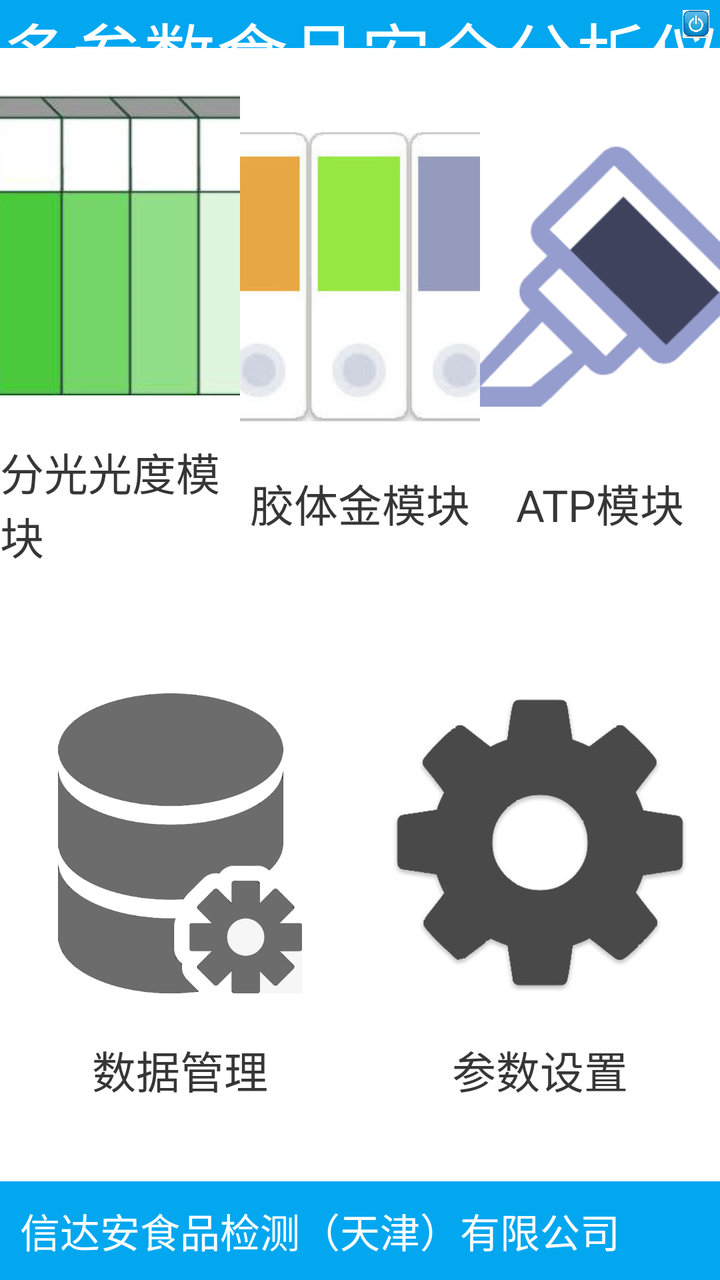
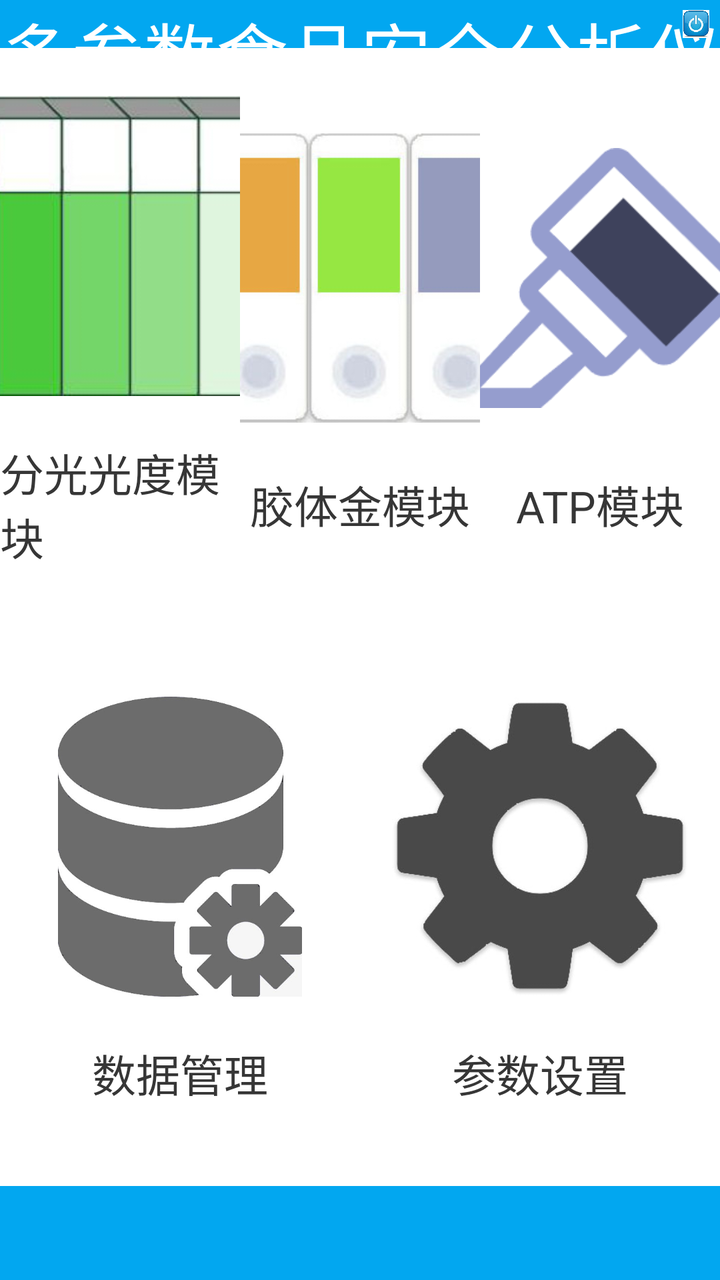

The first picture is an Android layout as it rendered before a commit; the second is the same layout after the commit. The layout source and the unified diff follow.
<!-- AndroidManifest.xml: application theme AppTheme -->
<!-- res/layout/activity_main.xml -->
<?xml version="1.0" encoding="utf-8"?>
<androidx.constraintlayout.widget.ConstraintLayout xmlns:android="http://schemas.android.com/apk/res/android"
    xmlns:app="http://schemas.android.com/apk/res-auto"
    xmlns:tools="http://schemas.android.com/tools"
    android:layout_width="match_parent"
    android:layout_height="match_parent"
    android:background="#FFFFFF"
    android:gravity="center"
    android:orientation="vertical">

    <TextView
        android:id="@+id/tv_title"
        android:layout_width="match_parent"
        android:layout_height="0dp"
        android:layout_weight="1"
        android:background="@color/THEME_COLOR"
        android:gravity="center"
        android:text="@string/app_name"
        android:textColor="@color/white"
        android:textSize="36sp"
        app:layout_constraintDimensionRatio="h,15:1"
        app:layout_constraintTop_toTopOf="parent" />


    <ImageView
        android:id="@+id/btn_open_login"
        android:layout_width="0dp"
        android:layout_height="0dp"
        android:padding="5dp"
        android:src="@drawable/img_exit"
        app:layout_constraintBottom_toBottomOf="@+id/tv_title"
        app:layout_constraintDimensionRatio="w,1:1"
        app:layout_constraintEnd_toEndOf="parent"
        app:layout_constraintTop_toTopOf="@+id/tv_title" />

    <LinearLayout
        android:layout_width="match_parent"
        android:layout_height="0dp"
        android:orientation="vertical"
        app:layout_constraintBottom_toTopOf="@+id/ll_bottom"
        app:layout_constraintTop_toBottomOf="@+id/tv_title">

        <LinearLayout
            android:layout_width="match_parent"
            android:layout_height="0dp"
            android:layout_weight="1"
            android:orientation="horizontal">

            <LinearLayout
                android:id="@+id/btn_open_2"
                android:layout_width="0dp"
                android:layout_height="match_parent"
                android:layout_weight="1"
                android:gravity="center"
                android:orientation="vertical">

                <ImageView
                    android:layout_width="@dimen/wh_size"
                    android:layout_height="@dimen/wh_size"
                    android:src="@drawable/img_fg" />

                <TextView
                    android:id="@+id/tv_fggd_Name"
                    android:layout_width="wrap_content"
                    android:layout_height="wrap_content"
                    android:layout_marginTop="@dimen/distance"
                    android:text="分光光度模块"
                    android:textColor="#363636"
                    android:textSize="@dimen/textSize" />

            </LinearLayout>

            <LinearLayout
                android:id="@+id/btn_open_3"
                android:layout_width="0dp"
                android:layout_height="match_parent"
                android:layout_weight="1"
                android:gravity="center"
                android:orientation="vertical">

                <ImageView
                    android:layout_width="@dimen/wh_size"
                    android:layout_height="@dimen/wh_size"
                    android:src="@drawable/img_jt" />

                <TextView
                    android:id="@+id/tv_jtj_Name"
                    android:layout_width="wrap_content"
                    android:layout_height="wrap_content"
                    android:layout_marginTop="@dimen/distance"
                    android:text="胶体金模块"
                    android:textColor="#363636"
                    android:textSize="@dimen/textSize" />

            </LinearLayout>

            <LinearLayout
                android:id="@+id/btn_open_4"
                android:layout_width="0dp"
                android:layout_height="match_parent"
                android:layout_weight="1"
                android:gravity="center"
                android:orientation="vertical">


                <ImageView
                    android:layout_width="@dimen/wh_size"
                    android:layout_height="@dimen/wh_size"
                    android:src="@drawable/yuan_ygb" />

                <TextView
                    android:id="@+id/tv_apt_Name"
                    android:layout_width="wrap_content"
                    android:layout_height="wrap_content"
                    android:layout_marginTop="@dimen/distance"
                    android:text="ATP模块"
                    android:textColor="#363636"
                    android:textSize="@dimen/textSize" />

            </LinearLayout>


        </LinearLayout>

        <LinearLayout
            android:layout_width="match_parent"
            android:layout_height="0dp"
            android:layout_weight="1"
            android:orientation="horizontal">

            <LinearLayout
                android:id="@+id/ll_sql"
                android:layout_width="0dp"
                android:layout_height="match_parent"
                android:layout_weight="1"
                android:gravity="center"
                android:orientation="vertical">

                <LinearLayout
                    android:layout_width="wrap_content"
                    android:layout_height="wrap_content"
                    android:gravity="center"
                    android:orientation="vertical"
                    android:padding="5dp">

                    <ImageView
                        android:layout_width="@dimen/wh_size"
                        android:layout_height="@dimen/wh_size"
                        android:src="@drawable/img_sql" />

                    <TextView
                        android:layout_width="wrap_content"
                        android:layout_height="wrap_content"
                        android:layout_marginTop="@dimen/distance"
                        android:text="数据管理"
                        android:textColor="#363636"
                        android:textSize="@dimen/textSize" />

                </LinearLayout>

            </LinearLayout>

            <LinearLayout
                android:id="@+id/btn_open_book"
                android:layout_width="0dp"
                android:layout_height="match_parent"
                android:layout_weight="1"
                android:gravity="center"
                android:orientation="vertical"
                android:visibility="gone">

                <ImageView
                    android:layout_width="@dimen/wh_size"
                    android:layout_height="@dimen/wh_size"
                    android:src="@drawable/img_cz" />

                <TextView
                    android:layout_width="wrap_content"
                    android:layout_height="wrap_content"
                    android:layout_marginTop="@dimen/distance"
                    android:text="操作手册"
                    android:textColor="#363636"
                    android:textSize="@dimen/textSize" />

            </LinearLayout>

            <LinearLayout
                android:id="@+id/btn_open_know"
                android:layout_width="0dp"
                android:layout_height="match_parent"
                android:layout_weight="1"
                android:gravity="center"
                android:orientation="vertical"
                android:visibility="gone">

                <ImageView
                    android:layout_width="@dimen/wh_size"
                    android:layout_height="@dimen/wh_size"
                    android:paddingTop="30dp"
                    android:src="@drawable/img_zs" />

                <TextView
                    android:layout_width="wrap_content"
                    android:layout_height="wrap_content"
                    android:layout_marginTop="@dimen/distance"
                    android:text="知识库"
                    android:textColor="#363636"
                    android:textSize="@dimen/textSize" />

            </LinearLayout>

            <LinearLayout
                android:id="@+id/btn_open_setting"
                android:layout_width="0dp"
                android:layout_height="match_parent"
                android:layout_weight="1"
                android:gravity="center"
                android:orientation="vertical">

                <LinearLayout
                    android:layout_width="wrap_content"
                    android:layout_height="wrap_content"
                    android:gravity="center"
                    android:orientation="vertical"
                    android:padding="5dp">

                    <ImageView
                        android:layout_width="@dimen/wh_size"
                        android:layout_height="@dimen/wh_size"
                        android:src="@drawable/img_cs" />

                    <TextView
                        android:layout_width="wrap_content"
                        android:layout_height="wrap_content"
                        android:layout_marginTop="@dimen/distance"
                        android:text="参数设置"
                        android:textColor="#363636"
                        android:textSize="@dimen/textSize" />

                </LinearLayout>

            </LinearLayout>


        </LinearLayout>

    </LinearLayout>

    <LinearLayout
        android:id="@+id/ll_bottom"
        android:layout_width="match_parent"
        android:layout_height="wrap_content"
        android:background="@color/THEME_COLOR"
        android:orientation="horizontal"
        android:padding="10dp"
        app:layout_constraintBottom_toBottomOf="parent">

        <TextView
            android:id="@+id/tv_homeLocation"
            android:layout_width="wrap_content"
            android:layout_height="wrap_content"
            android:gravity="center"
            android:text="信达安食品检测（天津）有限公司"
            android:textColor="@color/white"
            android:textSize="20sp" />

        <TextView
            android:id="@+id/tv_location"
            android:layout_width="match_parent"
            android:layout_height="wrap_content"
            android:gravity="center"
            android:text=""
            android:textColor="@color/white"
            android:textSize="18sp" />
    </LinearLayout>

</androidx.constraintlayout.widget.ConstraintLayout>
<!-- resources referenced by this layout -->
<resources>
  <color name="THEME_COLOR">#02A7F0</color>
  <color name="white">#ffffff</color>
  <dimen name="distance">22dp</dimen>
  <dimen name="textSize">22sp</dimen>
  <dimen name="wh_size">150dp</dimen>
  <!-- drawable img_cs: png bitmap (drawable, 16605 bytes) -->
  <!-- drawable img_cz: jpg bitmap (drawable-xhdpi, 17936 bytes) -->
  <!-- drawable img_exit: jpg bitmap (drawable-xhdpi, 19013 bytes) -->
  <!-- drawable img_fg: jpg bitmap (drawable-xhdpi, 23472 bytes) -->
  <!-- drawable img_jt: jpg bitmap (drawable-xhdpi, 24437 bytes) -->
  <!-- drawable img_sql: png bitmap (drawable, 58969 bytes) -->
  <!-- drawable img_zs: jpg bitmap (drawable-xhdpi, 35332 bytes) -->
  <!-- drawable yuan_ygb: png bitmap (drawable-xhdpi, 6891 bytes) -->
  <string name="app_name">多参数食品安全分析仪</string>
  <style name="AppTheme" parent="Theme.AppCompat.Light.DarkActionBar">
          
          <item name="android:windowNoTitle">true</item>
          <item name="android:windowFullscreen">true</item>
      </style>
</resources>

<!-- the commit's change to res/layout/activity_main.xml (unified diff, before → after) -->
@@ -260,7 +260,7 @@
             android:layout_width="wrap_content"
             android:layout_height="wrap_content"
             android:gravity="center"
-            android:text="信达安食品检测（天津）有限公司"
+            android:text=""
             android:textColor="@color/white"
             android:textSize="20sp" />
 
